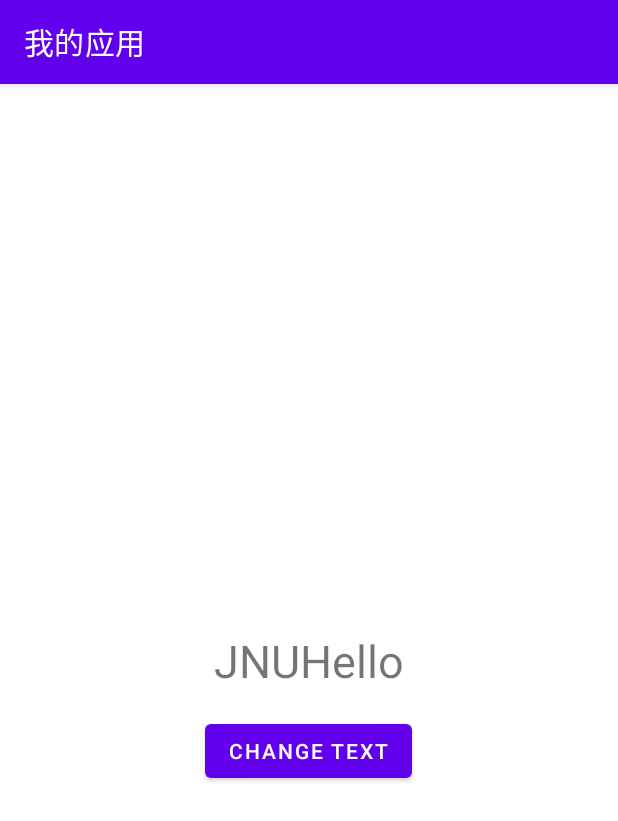
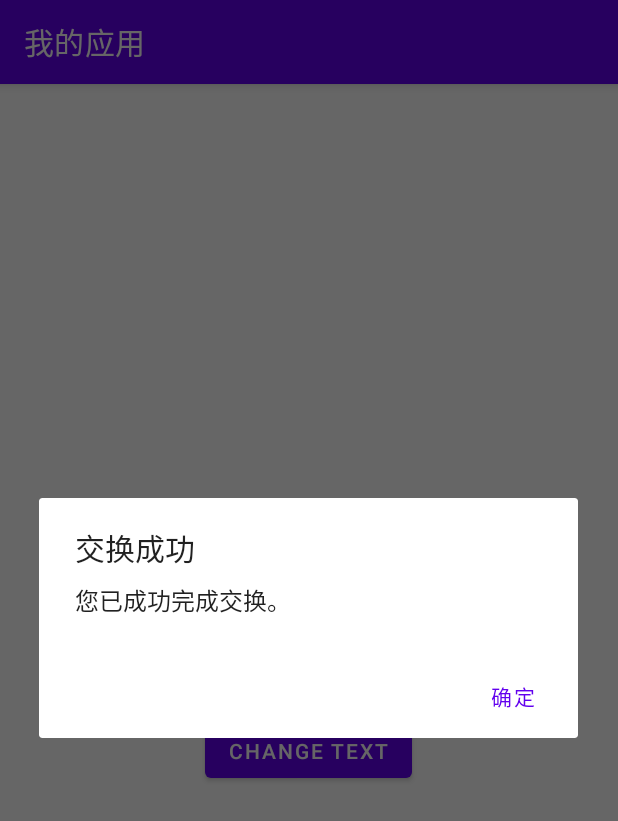
Before and after one commit to Poohccc/Android_Playtask, an Android app: the screen it shows after launch (MainActivity), after a tap on "CHANGE TEXT", on a phone screen of 412 x 824 dp. Shown: the top 821 px of the screen. Run offline under Robolectric (Android 15) with nearby library versions, the phone set to English and light mode, and no system bars.

Commit message:
第三次

```diff
--- a/app/src/main/java/com/jnu/student/MainActivity.java
+++ b/app/src/main/java/com/jnu/student/MainActivity.java
@@ -1,12 +1,15 @@
 package com.jnu.student;
 
+import androidx.appcompat.app.AlertDialog;
 import androidx.appcompat.app.AppCompatActivity;
 
 import android.content.Context;
+import android.content.DialogInterface;
 import android.os.Bundle;
 import android.view.View;
 import android.widget.Button;
 import android.widget.TextView;
+import android.widget.Toast;
 import android.widget.Toast;
 
 public class MainActivity extends AppCompatActivity {
@@ -17,6 +20,7 @@ public class MainActivity extends AppCompatActivity {
         setContentView(R.layout.activity_main);
         Button button =findViewById(R.id.click_me_button);
         button.setOnClickListener(new Click());
+
 
     }
 
@@ -31,6 +35,24 @@ public class MainActivity extends AppCompatActivity {
             String temp=view1.getText().toString();
             view1.setText(view2.getText().toString());
             view2.setText(temp);
+            exchangeSuccessToast();
         }
     }
+
+    private void exchangeSuccessToast() {
+        //Toast.makeText(this, "交换成功", Toast.LENGTH_SHORT).show();
+
+        AlertDialog.Builder builder = new AlertDialog.Builder(this);
+        builder.setTitle("交换成功")
+                .setMessage("您已成功完成交换。")
+                .setPositiveButton("确定", new DialogInterface.OnClickListener() {
+                    @Override
+                    public void onClick(DialogInterface dialog, int which) {
+                        dialog.dismiss();
+                    }
+                });
+
+        AlertDialog alertDialog = builder.create();
+        alertDialog.show();
+    }
 }
```
